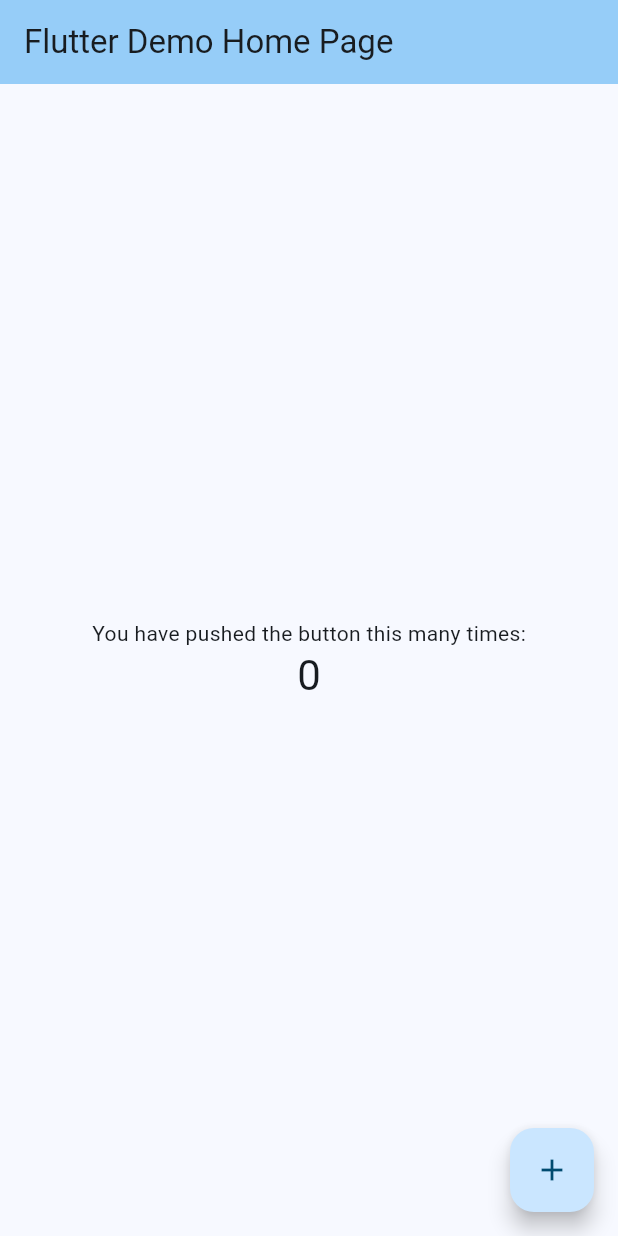
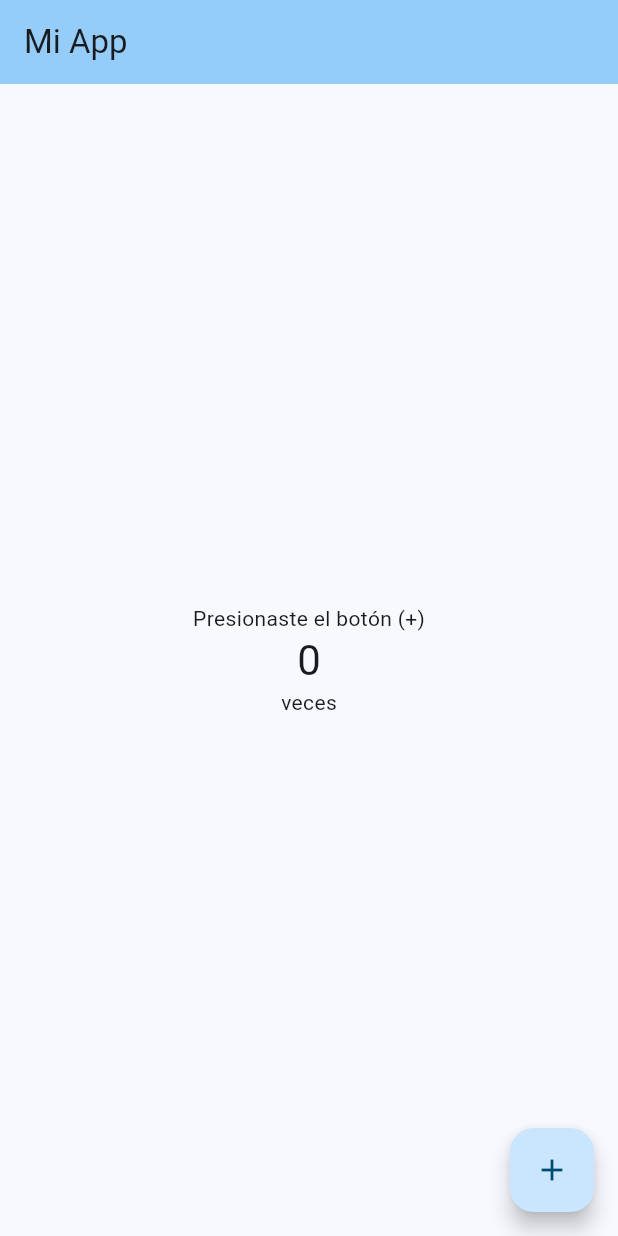
Before and after one commit to almondoryluis/miapp, a Flutter app: the screen it shows after launch, on a phone screen of 412 x 824 dp. Run offline on Flutter 3.47's test engine with Material 2 defaults, Android fonts, the phone set to English and light mode, and no system bars.

Commit message:
Update main.dart

```diff
--- a/lib/main.dart
+++ b/lib/main.dart
@@ -7,46 +7,21 @@ void main() {
 class MyApp extends StatelessWidget {
   const MyApp({super.key});
 
-  // This widget is the root of your application.
   @override
   Widget build(BuildContext context) {
     return MaterialApp(
-      title: 'Flutter Demo',
+      title: 'Mi App',
       theme: ThemeData(
-        // This is the theme of your application.
-        //
-        // TRY THIS: Try running your application with "flutter run". You'll see
-        // the application has a blue toolbar. Then, without quitting the app,
-        // try changing the seedColor in the colorScheme below to Colors.green
-        // and then invoke "hot reload" (save your changes or press the "hot
-        // reload" button in a Flutter-supported IDE, or press "r" if you used
-        // the command line to start the app).
-        //
-        // Notice that the counter didn't reset back to zero; the application
-        // state is not lost during the reload. To reset the state, use hot
-        // restart instead.
-        //
-        // This works for code too, not just values: Most code changes can be
-        // tested with just a hot reload.
         colorScheme: ColorScheme.fromSeed(seedColor: Colors.lightBlue),
         useMaterial3: true,
       ),
-      home: const MyHomePage(title: 'Flutter Demo Home Page'),
+      home: const MyHomePage(title: 'Mi App'),
     );
   }
 }
 
 class MyHomePage extends StatefulWidget {
   const MyHomePage({super.key, required this.title});
-
-  // This widget is the home page of your application. It is stateful, meaning
-  // that it has a State object (defined below) that contains fields that affect
-  // how it looks.
-
-  // This class is the configuration for the state. It holds the values (in this
-  // case the title) provided by the parent (in this case the App widget) and
-  // used by the build method of the State. Fields in a Widget subclass are
-  // always marked "final".
 
   final String title;
 
@@ -59,67 +34,39 @@ class _MyHomePageState extends State<MyHomePage> {
 
   void _incrementCounter() {
     setState(() {
-      // This call to setState tells the Flutter framework that something has
-      // changed in this State, which causes it to rerun the build method below
-      // so that the display can reflect the updated values. If we changed
-      // _counter without calling setState(), then the build method would not be
-      // called again, and so nothing would appear to happen.
       _counter++;
     });
   }
 
   @override
   Widget build(BuildContext context) {
-    // This method is rerun every time setState is called, for instance as done
-    // by the _incrementCounter method above.
-    //
-    // The Flutter framework has been optimized to make rerunning build methods
-    // fast, so that you can just rebuild anything that needs updating rather
-    // than having to individually change instances of widgets.
     return Scaffold(
       appBar: AppBar(
-        // TRY THIS: Try changing the color here to a specific color (to
-        // Colors.amber, perhaps?) and trigger a hot reload to see the AppBar
-        // change color while the other colors stay the same.
         backgroundColor: Theme.of(context).colorScheme.inversePrimary,
-        // Here we take the value from the MyHomePage object that was created by
-        // the App.build method, and use it to set our appbar title.
         title: Text(widget.title),
       ),
       body: Center(
-        // Center is a layout widget. It takes a single child and positions it
-        // in the middle of the parent.
         child: Column(
-          // Column is also a layout widget. It takes a list of children and
-          // arranges them vertically. By default, it sizes itself to fit its
-          // children horizontally, and tries to be as tall as its parent.
-          //
-          // Column has various properties to control how it sizes itself and
-          // how it positions its children. Here we use mainAxisAlignment to
-          // center the children vertically; the main axis here is the vertical
-          // axis because Columns are vertical (the cross axis would be
-          // horizontal).
-          //
-          // TRY THIS: Invoke "debug painting" (choose the "Toggle Debug Paint"
-          // action in the IDE, or press "p" in the console), to see the
-          // wireframe for each widget.
           mainAxisAlignment: MainAxisAlignment.center,
           children: <Widget>[
             const Text(
-              'You have pushed the button this many times:',
+              'Presionaste el botón (+)',
             ),
             Text(
               '$_counter',
               style: Theme.of(context).textTheme.headlineMedium,
+            ),
+            Text(
+              _counter == 1 ? 'vez' : 'veces',
             ),
           ],
         ),
       ),
       floatingActionButton: FloatingActionButton(
         onPressed: _incrementCounter,
-        tooltip: 'Increment',
+        tooltip: 'Incrementar',
         child: const Icon(Icons.add),
-      ), // This trailing comma makes auto-formatting nicer for build methods.
+      ),
     );
   }
 }
```
